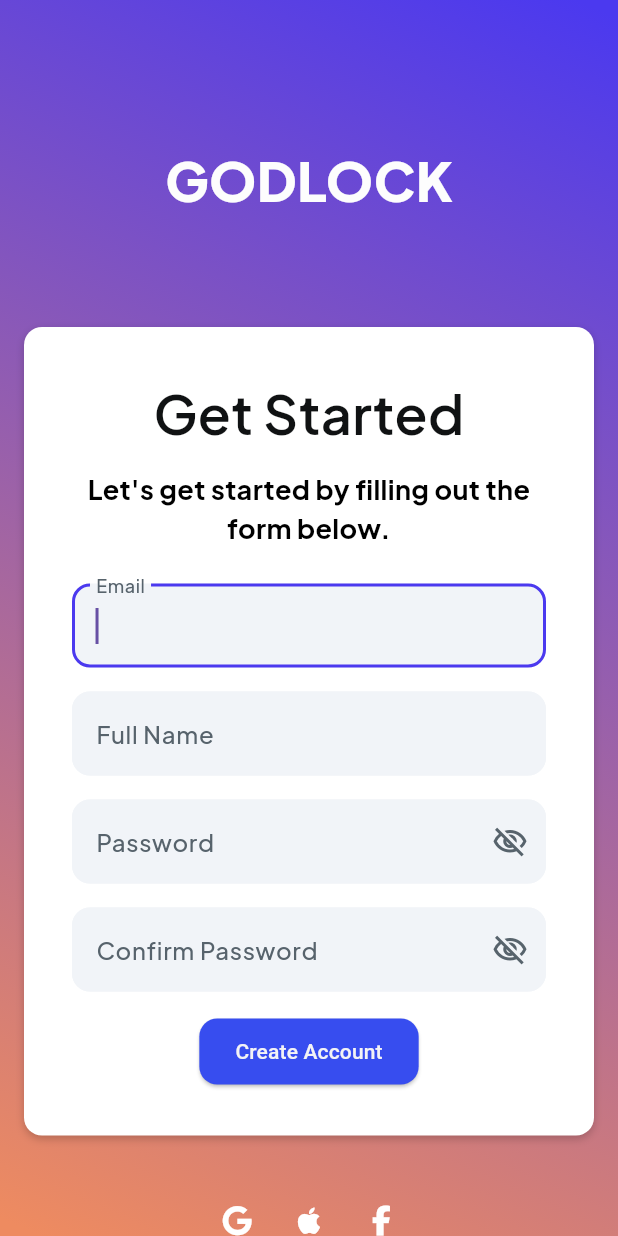
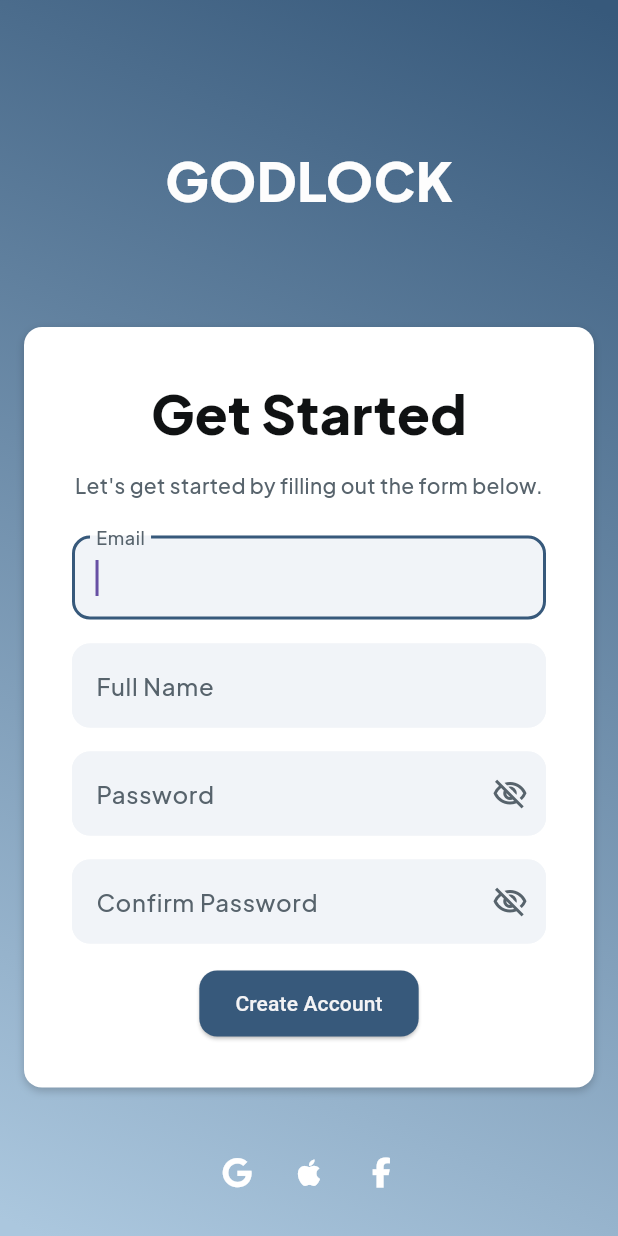
Before and after one commit to JoseSousaaa/Godlock, a Flutter app: the screen it shows after launch, after a tap on "Create Account", on a phone screen of 412 x 824 dp. Run offline on Flutter 3.47's test engine with Material 3 defaults, Android fonts, the phone set to English and light mode, and no system bars; our stand-ins replace font_awesome_flutter, google_fonts.

Commit message:
mudanca da cor

```diff
--- a/CADEADONFC/app/lib/createaccount.dart
+++ b/CADEADONFC/app/lib/createaccount.dart
@@ -34,7 +34,8 @@ class _CreateaccountWidgetState extends State<CreateaccountWidget> {
     return GestureDetector(
       onTap: () => FocusScope.of(context).unfocus(),
       child: Scaffold(
-        backgroundColor: Colors.white,
+        // ignore: lines_longer_than_80_chars
+        backgroundColor: const Color(0xFF37597B), // Mudança da cor do background
         body: Row(
           mainAxisSize: MainAxisSize.max,
           children: [
@@ -45,7 +46,7 @@ class _CreateaccountWidgetState extends State<CreateaccountWidget> {
                 height: double.infinity,
                 decoration: const BoxDecoration(
                   gradient: LinearGradient(
-                    colors: [Color(0xFF4B39EF), Color(0xFFEE8B60)],
+                    colors: [Color(0xFF37597B), Color(0xFFABC7DE)],
                     stops: [0, 1],
                     begin: AlignmentDirectional(0.87, -1),
                     end: AlignmentDirectional(-0.87, 1),
@@ -66,7 +67,7 @@ class _CreateaccountWidgetState extends State<CreateaccountWidget> {
                           child: Text(
                             'GODLOCK',
                             style: GoogleFonts.plusJakartaSans(
-                              color: Color.fromARGB(255, 253, 253, 253),
+                              color: const Color.fromARGB(255, 253, 253, 253),
                               fontSize: 36,
                               fontWeight: FontWeight.w800,
                             ),
@@ -105,25 +106,24 @@ class _CreateaccountWidgetState extends State<CreateaccountWidget> {
                                     style: GoogleFonts.plusJakartaSans(
                                       color: const Color(0xFF101213),
                                       fontSize: 36,
-                                      fontWeight: FontWeight.w600,
+                                      fontWeight: FontWeight.w800,
                                     ),
                                   ),
                                   Padding(
-                                    padding:
-                                        const EdgeInsets.fromLTRB(0, 12, 0, 24),
+                                    padding: const EdgeInsets.fromLTRB(0, 12, 0, 24),
                                     child: Text(
+                                      // ignore: lines_longer_than_80_chars
                                       'Let\'s get started by filling out the form below.',
                                       textAlign: TextAlign.center,
                                       style: GoogleFonts.plusJakartaSans(
-                                        color: Color.fromARGB(255, 0, 0, 0),
-                                        fontSize: 18,
-                                        fontWeight: FontWeight.w700,
+                                        color: const Color.fromARGB(255, 87, 99, 108),
+                                        fontSize: 14,
+                                        fontWeight: FontWeight.w500,
                                       ),
                                     ),
                                   ),
                                   Padding(
-                                    padding:
-                                        const EdgeInsets.fromLTRB(0, 0, 0, 16),
+                                    padding: const EdgeInsets.fromLTRB(0, 0, 0, 16),
                                     child: TextFormField(
                                       controller: _emailController,
                                       autofocus: true,
@@ -143,29 +143,25 @@ class _CreateaccountWidgetState extends State<CreateaccountWidget> {
                                             color: Color(0xFFF1F4F8),
                                             width: 2,
                                           ),
-                                          borderRadius:
-                                              BorderRadius.circular(12),
+                                          borderRadius: BorderRadius.circular(12),
                                         ),
                                         focusedBorder: OutlineInputBorder(
                                           borderSide: const BorderSide(
-                                              color: Color(0xFF4B39EF),
-                                              width: 2),
-                                          borderRadius:
-                                              BorderRadius.circular(12),
+                                            color: Color(0xFF37597B),
+                                            width: 2),
+                                          borderRadius: BorderRadius.circular(12),
                                         ),
                                         errorBorder: OutlineInputBorder(
                                           borderSide: const BorderSide(
                                               color: Color(0xFFE0E3E7),
                                               width: 2),
-                                          borderRadius:
-                                              BorderRadius.circular(12),
+                                          borderRadius: BorderRadius.circular(12),
                                         ),
                                         focusedErrorBorder: OutlineInputBorder(
                                           borderSide: const BorderSide(
                                               color: Color(0xFFE0E3E7),
                                               width: 2),
-                                          borderRadius:
-                                              BorderRadius.circular(12),
+                                          borderRadius: BorderRadius.circular(12),
                                         ),
                                         filled: true,
                                         fillColor: const Color(0xFFF1F4F8),
@@ -185,8 +181,7 @@ class _CreateaccountWidgetState extends State<CreateaccountWidget> {
                                     ),
                                   ),
                                   Padding(
-                                    padding:
-                                        const EdgeInsets.fromLTRB(0, 0, 0, 16),
+                                    padding: const EdgeInsets.fromLTRB(0, 0, 0, 16),
                                     child: TextFormField(
                                       controller: _fullNameController,
                                       autofocus: true,
@@ -204,29 +199,25 @@ class _CreateaccountWidgetState extends State<CreateaccountWidget> {
                                             color: Color(0xFFF1F4F8),
                                             width: 2,
                                           ),
-                                          borderRadius:
-                                              BorderRadius.circular(12),
+                                          borderRadius: BorderRadius.circular(12),
                                         ),
                                         focusedBorder: OutlineInputBorder(
                                           borderSide: const BorderSide(
-                                              color: Color(0xFF4B39EF),
+                                              color: Color(0xFF37597B),
                                               width: 2),
-                                          borderRadius:
-                                              BorderRadius.circular(12),
+                                          borderRadius: BorderRadius.circular(12),
                                         ),
                                         errorBorder: OutlineInputBorder(
                                           borderSide: const BorderSide(
                                               color: Color(0xFFE0E3E7),
                                               width: 2),
-                                          borderRadius:
-                                              BorderRadius.circular(12),
+                                          borderRadius: BorderRadius.circular(12),
                                         ),
                                         focusedErrorBorder: OutlineInputBorder(
                                           borderSide: const BorderSide(
                                               color: Color(0xFFE0E3E7),
                                               width: 2),
-                                          borderRadius:
-                                              BorderRadius.circular(12),
+                                          borderRadius: BorderRadius.circular(12),
                                         ),
                                         filled: true,
                                         fillColor: const Color(0xFFF1F4F8),
@@ -246,8 +237,7 @@ class _CreateaccountWidgetState extends State<CreateaccountWidget> {
                                     ),
                                   ),
                                   Padding(
-                                    padding:
-                                        const EdgeInsets.fromLTRB(0, 0, 0, 16),
+                                    padding: const EdgeInsets.fromLTRB(0, 0, 0, 16),
                                     child: TextFormField(
                                       controller: _passwordController1,
                                       autofillHints: const [
@@ -266,29 +256,25 @@ class _CreateaccountWidgetState extends State<CreateaccountWidget> {
                                             color: Color(0xFFF1F4F8),
                                             width: 2,
                                           ),
-                                          borderRadius:
-                                              BorderRadius.circular(12),
+                                          borderRadius: BorderRadius.circular(12),
                                         ),
                                         focusedBorder: OutlineInputBorder(
                                           borderSide: const BorderSide(
-                                              color: Color(0xFF4B39EF),
+                                              color: Color(0xFF37597B),
                                               width: 2),
-                                          borderRadius:
-                                              BorderRadius.circular(12),
+                                          borderRadius: BorderRadius.circular(12),
                                         ),
                                         errorBorder: OutlineInputBorder(
                                           borderSide: const BorderSide(
                                               color: Color(0xFFFF5963),
                                               width: 2),
-                                          borderRadius:
-                                              BorderRadius.circular(12),
+                                          borderRadius: BorderRadius.circular(12),
                                         ),
                                         focusedErrorBorder: OutlineInputBorder(
                                           borderSide: const BorderSide(
                                               color: Color(0xFFFF5963),
                                               width: 2),
-                                          borderRadius:
-                                              BorderRadius.circular(12),
+                                          borderRadius: BorderRadius.circular(12),
                                         ),
                                         filled: true,
                                         fillColor: const Color(0xFFF1F4F8),
@@ -321,8 +307,7 @@ class _CreateaccountWidgetState extends State<CreateaccountWidget> {
                                     ),
                                   ),
                                   Padding(
-                                    padding:
-                                        const EdgeInsets.fromLTRB(0, 0, 0, 16),
+                                    padding: const EdgeInsets.fromLTRB(0, 0, 0, 16),
                                     child: TextFormField(
                                       controller: _passwordController2,
                                       autofillHints: const [
@@ -339,31 +324,26 @@ class _CreateaccountWidgetState extends State<CreateaccountWidget> {
                                         enabledBorder: OutlineInputBorder(
                                           borderSide: const BorderSide(
                                             color: Color(0xFFF1F4F8),
-                                            width: 2,
-                                          ),
-                                          borderRadius:
-                                              BorderRadius.circular(12),
+                                            width: 2),
+                                          borderRadius: BorderRadius.circular(12),
                                         ),
                                         focusedBorder: OutlineInputBorder(
                                           borderSide: const BorderSide(
-                                              color: Color(0xFF4B39EF),
+                                              color: Color(0xFF37597B),
                                               width: 2),
-                                          borderRadius:
-                                              BorderRadius.circular(12),
+                                          borderRadius: BorderRadius.circular(12),
                                         ),
                                         errorBorder: OutlineInputBorder(
                                           borderSide: const BorderSide(
                                               color: Color(0xFFFF5963),
                                               width: 2),
-                                          borderRadius:
-                                              BorderRadius.circular(12),
+                                          borderRadius: BorderRadius.circular(12),
                                         ),
                                         focusedErrorBorder: OutlineInputBorder(
                                           borderSide: const BorderSide(
                                               color: Color(0xFFFF5963),
                                               width: 2),
-                                          borderRadius:
-                                              BorderRadius.circular(12),
+                                          borderRadius: BorderRadius.circular(12),
                                         ),
                                         filled: true,
                                         fillColor: const Color(0xFFF1F4F8),
@@ -410,7 +390,7 @@ class _CreateaccountWidgetState extends State<CreateaccountWidget> {
                                       child: const Text('Create Account'),
                                       style: ElevatedButton.styleFrom(
                                         backgroundColor:
-                                            Color.fromARGB(255, 55, 77, 239),
+                                            Color.fromARGB(255, 55, 89, 123),
                                         foregroundColor:
                                             Color.fromARGB(255, 243, 243, 245),
                                         padding: const EdgeInsets.symmetric(
--- a/CADEADONFC/app/lib/login_page.dart
+++ b/CADEADONFC/app/lib/login_page.dart
@@ -12,8 +12,7 @@ class LoginWidget extends StatefulWidget {
   State<LoginWidget> createState() => _LoginWidgetState();
 }
 
-class _LoginWidgetState extends State<LoginWidget>
-    with TickerProviderStateMixin {
+class _LoginWidgetState extends State<LoginWidget> with TickerProviderStateMixin {
   final scaffoldKey = GlobalKey<ScaffoldState>();
 
   late TextEditingController emailAddressTextController;
@@ -21,6 +20,7 @@ class _LoginWidgetState extends State<LoginWidget>
   late FocusNode emailAddressFocusNode;
   late FocusNode passwordFocusNode;
   bool passwordVisibility = false;
+  bool rememberMe = false; // Variável para armazenar o estado do botão "Lembrar-me"
   bool _showErrorMessage = false;
 
   @override
@@ -54,7 +54,7 @@ class _LoginWidgetState extends State<LoginWidget>
           height: double.infinity,
           decoration: const BoxDecoration(
             gradient: LinearGradient(
-              colors: [Color(0xFF37597B), Color(0xFF37597B)],
+              colors: [Color(0xFF37597B), Color(0xFFABC7DE)],
               stops: [0, 1],
               begin: AlignmentDirectional(0.87, -1),
               end: AlignmentDirectional(-0.87, 1),
@@ -117,7 +117,7 @@ class _LoginWidgetState extends State<LoginWidget>
                               style: GoogleFonts.plusJakartaSans(
                                 color: const Color(0xFF101213),
                                 fontSize: 36,
-                                fontWeight: FontWeight.w600,
+                                fontWeight: FontWeight.w800,
                               ),
                             ),
                             Padding(
@@ -158,7 +158,7 @@ class _LoginWidgetState extends State<LoginWidget>
                                     ),
                                     focusedBorder: OutlineInputBorder(
                                       borderSide: const BorderSide(
-                                        color: Color(0xFF4B39EF),
+                                        color: Color(0xFF37597B),
                                         width: 2,
                                       ),
                                       borderRadius: BorderRadius.circular(12),
@@ -221,7 +221,7 @@ class _LoginWidgetState extends State<LoginWidget>
                                     ),
                                     focusedBorder: OutlineInputBorder(
                                       borderSide: const BorderSide(
-                                        color: Color(0xFF4B39EF),
+                                        color: Color(0xFF37597B),
                                         width: 2,
                                       ),
                                       borderRadius: BorderRadius.circular(12),
@@ -270,6 +270,26 @@ class _LoginWidgetState extends State<LoginWidget>
                                 ),
                               ),
                             ),
+                            Row(
+                              children: [
+                                Checkbox(
+                                  value: rememberMe,
+                                  onChanged: (newValue) {
+                                    setState(() {
+                                      rememberMe = newValue ?? false;
+                                    });
+                                  },
+                                ),
+                                Text(
+                                  'Lembrar-me',
+                                  style: GoogleFonts.plusJakartaSans(
+                                    color: const Color(0xFF57636C),
+                                    fontSize: 16,
+                                    fontWeight: FontWeight.w500,
+                                  ),
+                                ),
+                              ],
+                            ),
                             if (_showErrorMessage)
                               const Padding(
                                 padding: EdgeInsets.only(bottom: 16.0),
@@ -291,7 +311,7 @@ class _LoginWidgetState extends State<LoginWidget>
                                 }
                               },
                               style: ElevatedButton.styleFrom(
-                                backgroundColor: const Color(0xFF4B39EF),
+                                backgroundColor: const Color(0xFF37597B),
                                 padding: const EdgeInsets.symmetric(horizontal: 32, vertical: 12),
                                 shape: RoundedRectangleBorder(
                                   borderRadius: BorderRadius.circular(12),
@@ -319,7 +339,7 @@ class _LoginWidgetState extends State<LoginWidget>
                               child: Text(
                                 'Create Account',
                                 style: GoogleFonts.plusJakartaSans(
-                                  color: const Color(0xFF4B39EF),
+                                  color: const Color(0xFF37597B),
                                   fontSize: 16,
                                   fontWeight: FontWeight.w500,
                                 ),
--- a/CADEADONFC/app/pubspec.yaml
+++ b/CADEADONFC/app/pubspec.yaml
@@ -13,6 +13,11 @@ dependencies:
   google_fonts: ^4.0.3
   provider: ^6.1.2
   go_router: ^5.0.0
+   firebase_core: latest_version
+  firebase_auth: latest_version
+  cloud_firestore: latest_version
+  google_sign_in: latest_version
+  font_awesome_flutter: latest_version
 
 dev_dependencies:
   flutter_test:
```
